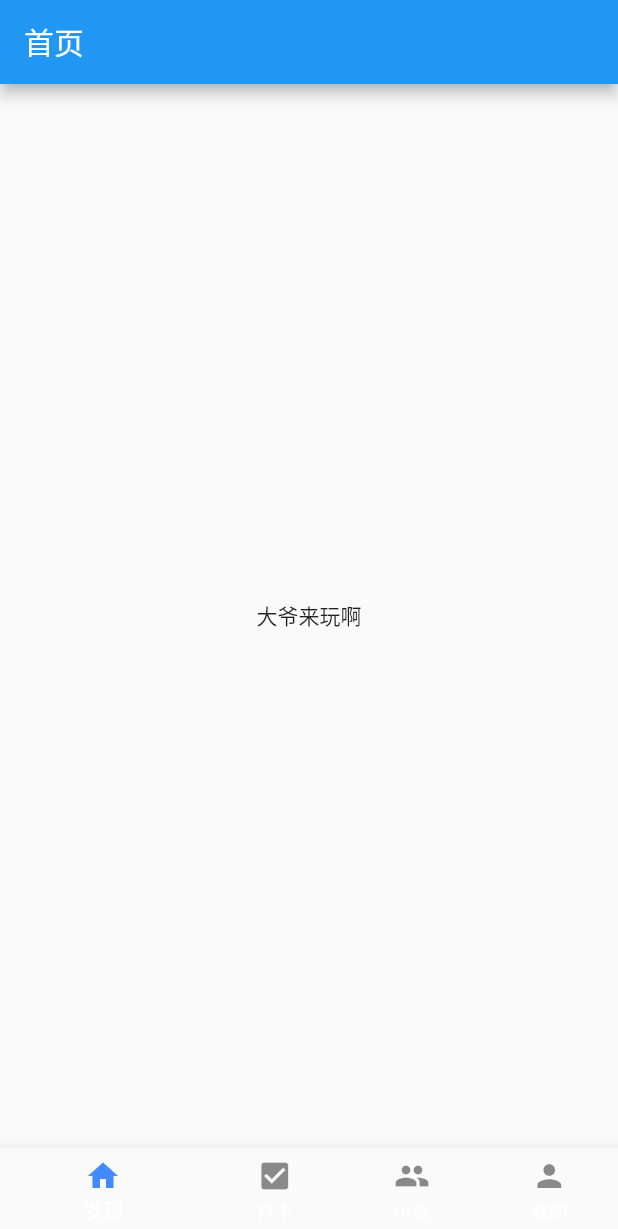
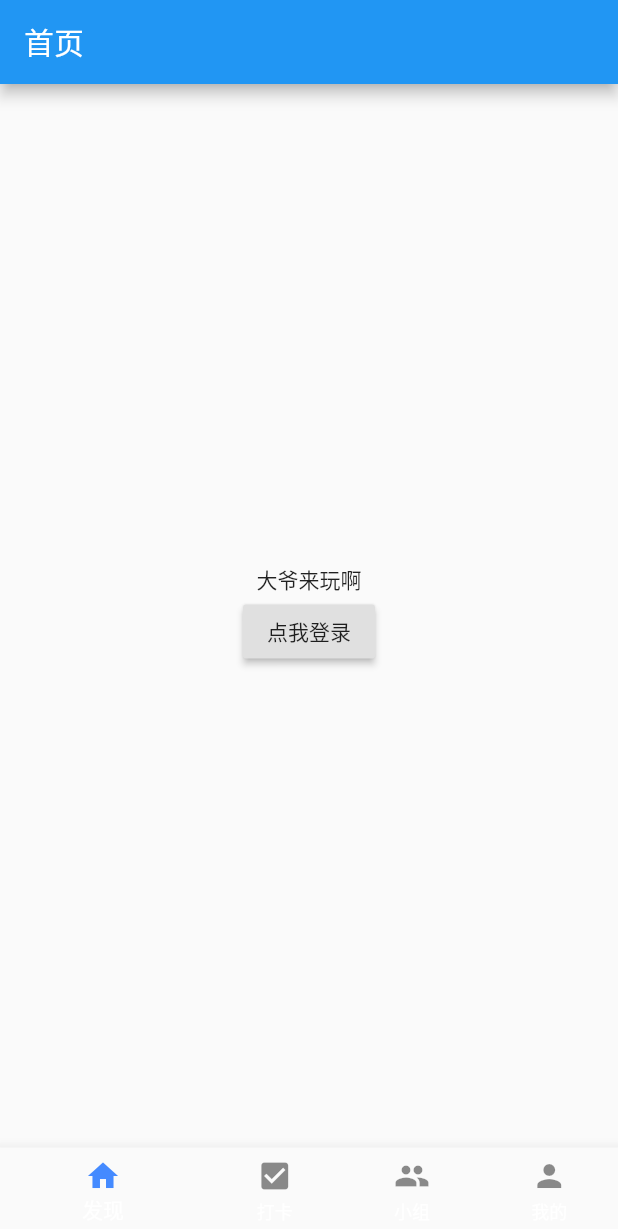
Before and after one commit to forever617/stronger-together, a Flutter app: the screen it shows after launch, on a phone screen of 412 x 824 dp. Shown: the top 1229 px of the screen. Run offline on Flutter 3.47's test engine with Material 2 defaults, Android fonts, the phone set to English and light mode, and no system bars; our stand-ins replace intro_slider.

Commit message:
以来修改

```diff
--- a/client/lib/main.dart
+++ b/client/lib/main.dart
@@ -1,6 +1,5 @@
 import 'package:flutter/cupertino.dart';
 import 'package:flutter/material.dart';
-import 'package:intro_slider/intro_slider.dart';
 import 'pages/home/group.dart';
 import 'pages/home/my.dart';
 import 'pages/home/home.dart';
--- a/client/lib/pages/home/home.dart
+++ b/client/lib/pages/home/home.dart
@@ -2,7 +2,7 @@
  * @Author: leo
  * @Date: 2019-06-16 13:16:55
  * @Last Modified by: leo
- * @Last Modified time: 2019-06-16 13:23:34
+ * @Last Modified time: 2019-06-16 13:43:01
  * 首页
  */
 import 'package:flutter/material.dart';
@@ -24,6 +24,11 @@ class HomeScreen extends StatelessWidget {
             Text(
               '大爷来玩啊',
             ),
+            RaisedButton(
+              child: Text('点我登录'),
+              onPressed: () => {
+              },
+            )
           ],
         ),
       ),
```
